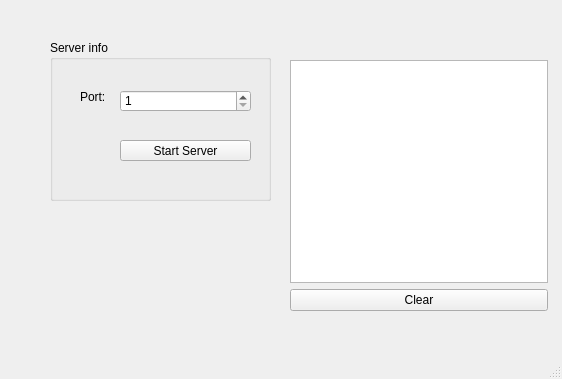
First picture: the form in mainwindow.ui, repository xdrenn/server, before the edit.
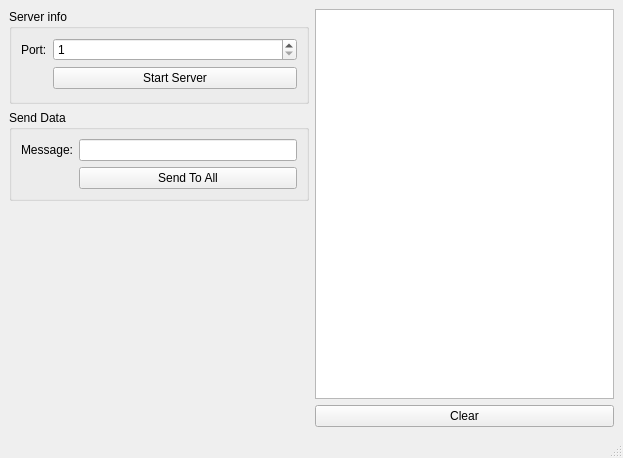
Second picture: the form after the edit.

Commit message: Add ability to send message to client

Diff of the .ui file:
```diff
--- a/mainwindow.ui
+++ b/mainwindow.ui
@@ -6,8 +6,8 @@
    <rect>
     <x>0</x>
     <y>0</y>
-    <width>562</width>
-    <height>379</height>
+    <width>623</width>
+    <height>458</height>
    </rect>
   </property>
   <property name="windowTitle">
@@ -22,53 +22,24 @@
 }</string>
   </property>
   <widget class="QWidget" name="centralwidget">
+   <layout class="QHBoxLayout" name="horizontalLayout">
+    <item>
+     <layout class="QVBoxLayout" name="verticalLayout_2">
+      <item>
    <widget class="QGroupBox" name="groupBox">
-    <property name="geometry">
-     <rect>
-      <x>50</x>
-      <y>40</y>
-      <width>221</width>
-      <height>161</height>
-     </rect>
-    </property>
     <property name="title">
      <string>Server info</string>
     </property>
+        <layout class="QFormLayout" name="formLayout">
+         <item row="0" column="0">
     <widget class="QLabel" name="label">
-     <property name="geometry">
-      <rect>
-       <x>30</x>
-       <y>50</y>
-       <width>47</width>
-       <height>13</height>
-      </rect>
-     </property>
      <property name="text">
       <string>Port:</string>
      </property>
     </widget>
-    <widget class="QPushButton" name="btnStart">
-     <property name="geometry">
-      <rect>
-       <x>70</x>
-       <y>100</y>
-       <width>131</width>
-       <height>21</height>
-      </rect>
-     </property>
-     <property name="text">
-      <string>Start Server</string>
-     </property>
-    </widget>
+         </item>
+         <item row="0" column="1">
     <widget class="QSpinBox" name="spinPort">
-     <property name="geometry">
-      <rect>
-       <x>70</x>
-       <y>50</y>
-       <width>131</width>
-       <height>22</height>
-      </rect>
-     </property>
      <property name="minimum">
       <number>1</number>
      </property>
@@ -76,15 +47,9 @@
       <number>65535</number>
      </property>
     </widget>
+         </item>
+         <item row="1" column="0">
     <widget class="QLabel" name="status">
-     <property name="geometry">
-      <rect>
-       <x>30</x>
-       <y>100</y>
-       <width>25</width>
-       <height>25</height>
-      </rect>
-     </property>
      <property name="minimumSize">
       <size>
        <width>25</width>
@@ -104,16 +69,59 @@
       <string/>
      </property>
     </widget>
-   </widget>
-   <widget class="QWidget" name="">
-    <property name="geometry">
-     <rect>
-      <x>290</x>
-      <y>60</y>
-      <width>258</width>
-      <height>251</height>
-     </rect>
-    </property>
+         </item>
+         <item row="1" column="1">
+          <widget class="QPushButton" name="btnStart">
+           <property name="text">
+            <string>Start Server</string>
+           </property>
+          </widget>
+         </item>
+        </layout>
+       </widget>
+      </item>
+      <item>
+       <widget class="QGroupBox" name="groupBox_2">
+        <property name="title">
+         <string>Send Data</string>
+        </property>
+        <layout class="QFormLayout" name="formLayout_2">
+         <item row="0" column="0">
+          <widget class="QLabel" name="label_2">
+           <property name="text">
+            <string>Message:</string>
+           </property>
+          </widget>
+         </item>
+         <item row="0" column="1">
+          <widget class="QLineEdit" name="message"/>
+         </item>
+         <item row="1" column="1">
+          <widget class="QPushButton" name="btnSend">
+           <property name="text">
+            <string>Send To All</string>
+           </property>
+          </widget>
+         </item>
+        </layout>
+       </widget>
+      </item>
+      <item>
+       <spacer name="verticalSpacer">
+        <property name="orientation">
+         <enum>Qt::Vertical</enum>
+        </property>
+        <property name="sizeHint" stdset="0">
+         <size>
+          <width>20</width>
+          <height>40</height>
+         </size>
+        </property>
+       </spacer>
+      </item>
+     </layout>
+    </item>
+    <item>
     <layout class="QVBoxLayout" name="verticalLayout">
      <item>
       <widget class="QListWidget" name="console"/>
@@ -126,7 +134,8 @@
       </widget>
      </item>
     </layout>
-   </widget>
+    </item>
+   </layout>
   </widget>
   <widget class="QMenuBar" name="menubar">
    <property name="geometry">
```
Left out of the diff: 2 changed lines with no effect on the pictures. Lines whose indentation alone changed are shown as unchanged. The commit also changes 4 other files.
